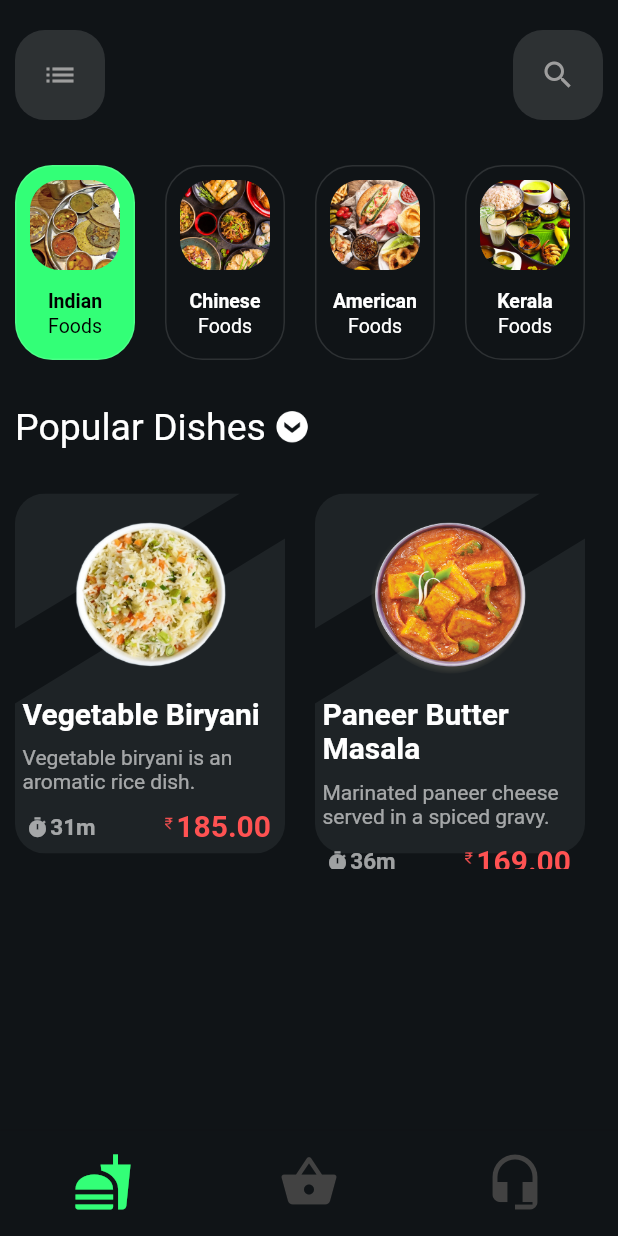
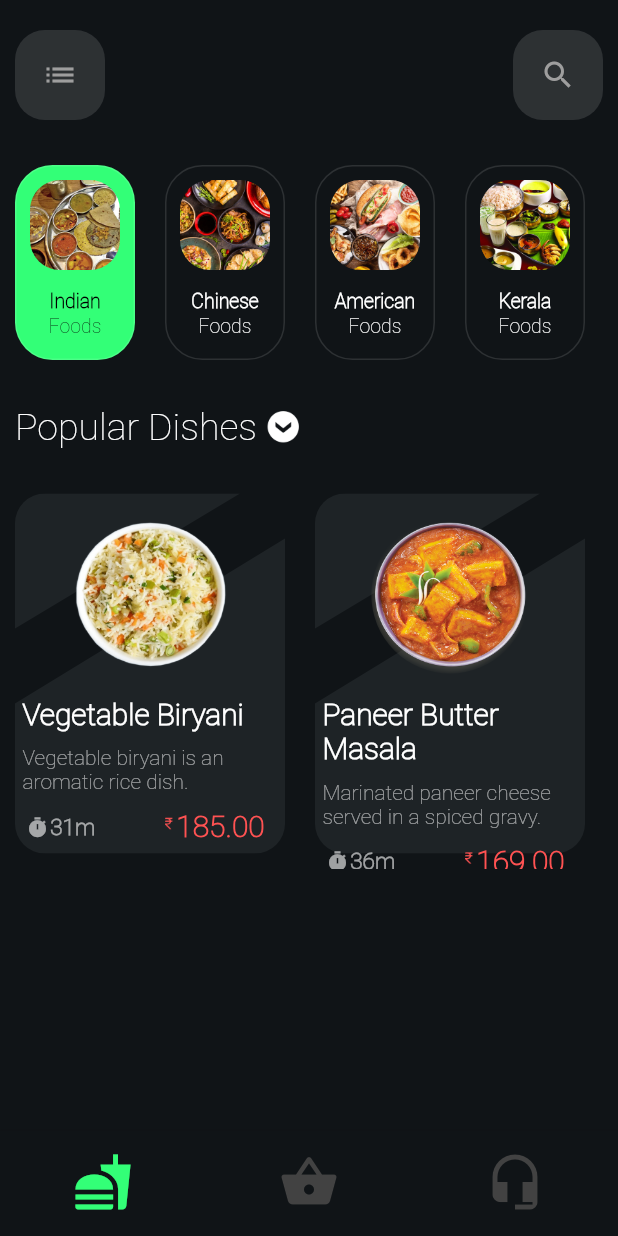
Before and after one commit to flutterucek/ucek-food-delivery, a Flutter app: the screen it shows after launch, on a phone screen of 412 x 824 dp. Run offline on Flutter 3.47's test engine with Material 2 defaults, Android fonts, the phone set to English and light mode, and no system bars; missing offline and left inert: marquee_widget.

Commit message:
Completed. Final commit

```diff
--- a/lib/custom_appbar.dart
+++ b/lib/custom_appbar.dart
@@ -2,7 +2,7 @@ import 'package:flutter/cupertino.dart';
 import 'package:flutter/material.dart';
 import 'package:ucek_food_delivery/nav_button.dart';
 
-class UcekAppBar extends StatelessWidget {
+class CustomAppBar extends StatelessWidget {
   @override
   Widget build(BuildContext context) {
     return Container(
--- a/lib/home_page.dart
+++ b/lib/home_page.dart
@@ -15,7 +15,7 @@ class _HomePageState extends State<HomePage> {
       body: Container(
         child: Column(
           children: <Widget>[
-            UcekAppBar(),
+            CustomAppBar(),
             SizedBox(
               height: 20,
             ),
--- a/lib/main.dart
+++ b/lib/main.dart
@@ -9,6 +9,7 @@ class MyApp extends StatelessWidget {
   @override
   Widget build(BuildContext context) {
     return MaterialApp(
+      theme: ThemeData(fontFamily: 'RobotoThin'),
       title: 'Flutter Demo',
       home: HomePage());
   }
--- a/lib/menu_card.dart
+++ b/lib/menu_card.dart
@@ -41,7 +41,9 @@ class ItemCard extends StatelessWidget {
             child:  Column(
               children: <Widget>[
                 Padding(padding: const EdgeInsets.only(top: 15)),
-                Container(
+                Hero(
+                  tag: name,
+                  child: Container(
                     alignment: Alignment.center,
                     height: 105,
                     width: 110,
@@ -51,6 +53,7 @@ class ItemCard extends StatelessWidget {
                           image: AssetImage(img),
                           fit: BoxFit.fill,
                         )
+                    ),
                   ),
                 ),
                 Container(
--- a/lib/order.dart
+++ b/lib/order.dart
@@ -1,4 +1,5 @@
 import 'package:flutter/material.dart';
+import 'package:ucek_food_delivery/orderbutton.dart';
 
 class Order extends StatelessWidget {
   double length= 60;
@@ -7,6 +8,7 @@ class Order extends StatelessWidget {
   @override
   Widget build(BuildContext context) {
     return Container(
+      color: const Color(0xFF101417),
       child: Padding(
         padding: const EdgeInsets.all(15.0),
         child: Row(
@@ -20,7 +22,8 @@ class Order extends StatelessWidget {
                   child: Container(
                     width: wide,
                     height: length,
-                    color: Colors.grey,
+                    color: Colors.black,
+                    child: OrderButton(),
 //=======================Have to add no. of purchases===========================
                         )
                     ),
--- a/lib/product_page.dart
+++ b/lib/product_page.dart
@@ -118,8 +118,7 @@ class ProductPage extends StatelessWidget {
                             ),
                           ),
                         ),//For Choose Text
-                        OptionList(name),//For Option
-                        Order(),//For Order
+                        OptionList(name)//For Optionr
                       ],
                     ),
                   ),
@@ -128,6 +127,7 @@ class ProductPage extends StatelessWidget {
             )
         ),
       ),
+      bottomNavigationBar: Order(),
     );
   }
 }
```
Also changed, not shown: lib/orderbutton.dart (added, +72 -0 lines), 1 other file. Lines whose indentation alone changed are shown as unchanged.
